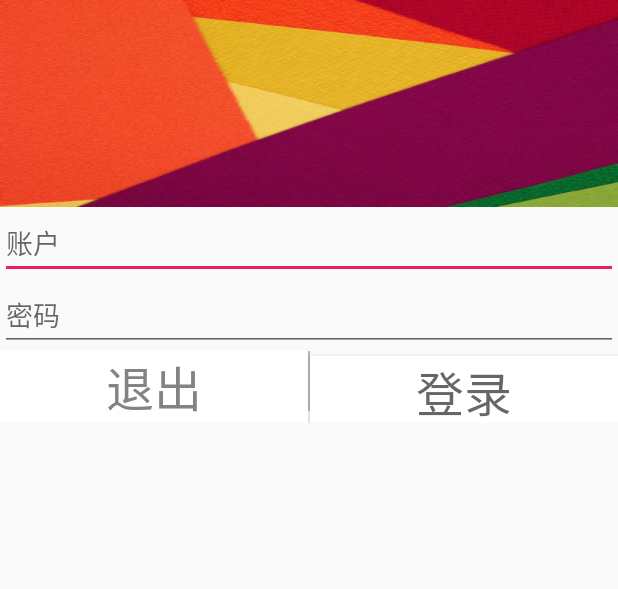
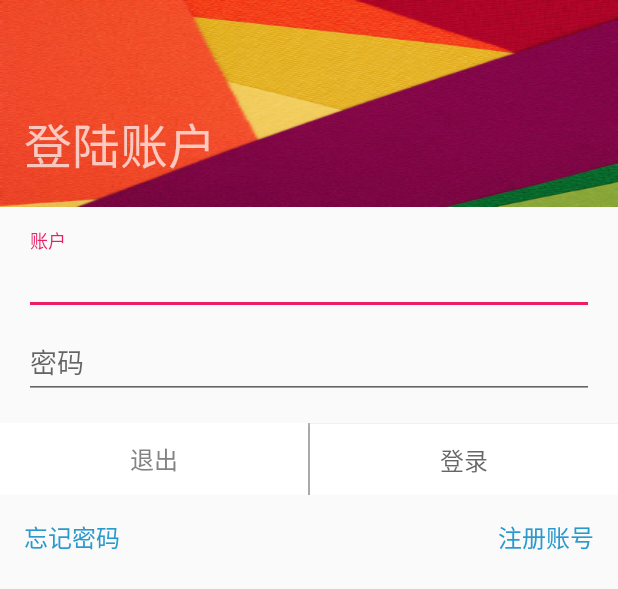
Before and after one commit to juziandcha/ByTheWay, an Android app: the layout dialog_login.xml on its own in the app's theme, with its tools: preview values and no code run, on a phone screen of 412 x 824 dp. Shown: the top 589 px of the screen. Run offline under Robolectric (Android 15) with nearby library versions, the phone set to English and light mode, and no system bars.

Commit message:
finish login ui

```diff
--- a/app/src/main/java/com/example/wmj/bytheway/LoginDialogFragment.java
+++ b/app/src/main/java/com/example/wmj/bytheway/LoginDialogFragment.java
@@ -34,7 +34,9 @@ public class LoginDialogFragment extends DialogFragment{
     public Dialog onCreateDialog(Bundle savedInstanceState) {
         AlertDialog.Builder builder = new AlertDialog.Builder(getActivity());
         LayoutInflater inflater = LayoutInflater.from(getActivity());
+
         View view = inflater.inflate(R.layout.dialog_login, null);
+
         mNameEditText=(EditText)view.findViewById(R.id.user);
         mPasswordEditText=(EditText)view.findViewById(R.id.key);
         bcancel=(Button)view.findViewById(R.id.cancel);
--- a/app/src/main/res/layout/dialog_login.xml
+++ b/app/src/main/res/layout/dialog_login.xml
@@ -2,6 +2,13 @@
 <LinearLayout xmlns:android="http://schemas.android.com/apk/res/android"
     android:layout_width="match_parent"
     android:layout_height="match_parent"
+    android:orientation="vertical"
+    >
+    <!--头部内容-->
+
+    <FrameLayout
+        android:layout_width="match_parent"
+        android:layout_height="wrap_content"
         android:orientation="vertical"
         >
         <ImageView
@@ -11,13 +18,35 @@
             android:scaleType="fitXY"
             />
 
+        <TextView
+            android:layout_width="wrap_content"
+            android:layout_height="wrap_content"
+            android:text="登陆账户"
+            android:textSize="32dp"
+            android:layout_marginTop="72dp"
+            android:layout_marginLeft="16dp"
+            android:theme="@style/ThemeOverlay.AppCompat.Dark.ActionBar"
+            />
+    </FrameLayout>
+
+    <LinearLayout
+        android:layout_width="match_parent"
+        android:layout_height="wrap_content"
+        android:orientation="vertical"
+        android:padding="16dp">
+        <android.support.design.widget.TextInputLayout
+            android:layout_width="match_parent"
+            android:layout_height="wrap_content">
             <EditText
                 android:id="@+id/user"
                 android:layout_width="match_parent"
                 android:layout_height="wrap_content"
                 android:hint="账户"
                 />
-
+        </android.support.design.widget.TextInputLayout>
+        <android.support.design.widget.TextInputLayout
+            android:layout_width="match_parent"
+            android:layout_height="wrap_content">
             <EditText
                 android:id="@+id/key"
                 android:layout_width="match_parent"
@@ -25,27 +54,30 @@
                 android:inputType="textPassword"
                 android:hint="密码"
                 />
+        </android.support.design.widget.TextInputLayout>
+    </LinearLayout>
 
     <LinearLayout
         android:layout_width="match_parent"
         android:layout_height="wrap_content"
-        android:orientation="horizontal">
-
+        android:orientation="horizontal"
+        >
         <Button
             android:id="@+id/cancel"
             android:layout_width="0dp"
             android:layout_height="wrap_content"
             android:layout_weight="1"
             android:background="#FFF"
-            android:gravity="center_horizontal"
+            android:gravity="center"
             android:text="退出"
             android:textColor="#838383"
-            android:textSize="32dp" />
+            android:textSize="16dp" />
 
         <View
             android:layout_width="1dp"
-            android:layout_height="40dp"
-            android:background="#BCBCBC" />
+            android:layout_height="match_parent"
+            android:background="#BCBCBC"
+            />
 
         <Button
             android:id="@+id/login"
@@ -53,11 +85,39 @@
             android:layout_height="wrap_content"
             android:layout_weight="1"
             android:background="#FFF"
-            android:gravity="center_horizontal"
+            android:gravity="center"
             android:hint="登录"
             android:textColor="#5896FE"
-            android:textSize="32dp" />
+            android:textSize="16dp" />
     </LinearLayout>
 
-
+    <!--底部功能-->
+    <RelativeLayout
+        android:layout_width="match_parent"
+        android:layout_height="wrap_content"
+        android:layout_marginLeft="16dp"
+        android:layout_marginRight="16dp"
+        >
+        <Button
+            android:id="@+id/btn_forget"
+            android:layout_width="wrap_content"
+            android:layout_height="wrap_content"
+            android:background="@null"
+            android:textColor="#2999ce"
+            android:gravity="start"
+            android:layout_marginTop="16dp"
+            android:textSize="16sp"
+            android:text="@string/Forget"/>
+        <Button android:id="@+id/btn_register"
+                android:layout_width="wrap_content"
+                android:layout_height="wrap_content"
+                android:background="@null"
+                android:textColor="#2999ce"
+                android:gravity="end"
+                android:text="@string/Register"
+                android:layout_marginTop="16dp"
+                android:textSize="16sp"
+                android:layout_alignParentRight="true"
+                android:layout_alignParentEnd="true"/>
+    </RelativeLayout>
 </LinearLayout>
--- a/app/src/main/res/values/strings.xml
+++ b/app/src/main/res/values/strings.xml
@@ -8,4 +8,10 @@
     <string name="txt_navigation_view">NavigationView</string>
     <string name="txt_other">Other</string>
     <string name="title_activity_code_lab">CodeLabActivity</string>
+    <string name="InputPasswd">输入您的密码</string>
+    <string name="InputUsernm">输入您的用户名</string>
+    <string name="Register">注册账号</string>
+    <string name="Forget">忘记密码</string>
+    <string name="Login">登录</string>
+    <string name="LoginTitle">登录账户</string>
 </resources>
```
Lines whose indentation alone changed are shown as unchanged.
